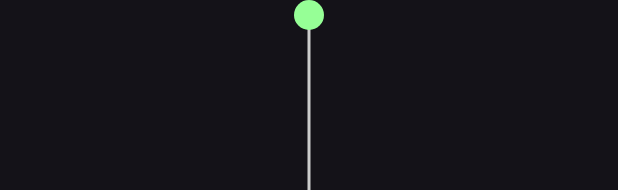
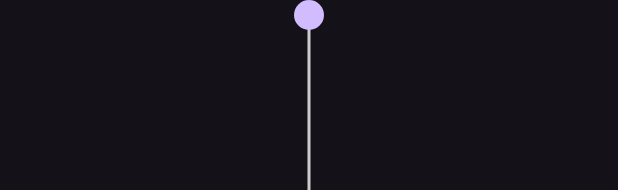
Before and after one commit to jasta/ev3-remote-control, an Android app: the layout ev3_proximity_sensor.xml on its own in the app's theme, with its tools: preview values and no code run, on a phone screen of 412 x 824 dp. Shown: the top 190 px of the screen. Run offline under Robolectric (Android 15) with nearby library versions, the phone set to English and light mode, and no system bars.

Commit message:
Respond to theming

```diff
--- a/client/android/app/src/main/java/org/devtcg/robotrc/robotview/view/VerticalSlider.kt
+++ b/client/android/app/src/main/java/org/devtcg/robotrc/robotview/view/VerticalSlider.kt
@@ -7,6 +7,8 @@ import android.graphics.Paint
 import android.util.AttributeSet
 import android.view.MotionEvent
 import android.view.View
+import com.google.android.material.color.MaterialColors
+import org.devtcg.robotrc.R
 import kotlin.math.max
 import kotlin.math.min
 
@@ -23,7 +25,7 @@ class VerticalSlider @JvmOverloads constructor(
   }
 
   private val thumbPaint = Paint().apply {
-    color = 0xff96ff96.toInt()
+    color = MaterialColors.getColor(this@VerticalSlider, R.attr.colorPrimaryDark)
     flags = Paint.ANTI_ALIAS_FLAG
   }
 
--- a/client/android/app/src/main/res/values/styles.xml
+++ b/client/android/app/src/main/res/values/styles.xml
@@ -2,10 +2,6 @@
 
     <!-- Base application theme. -->
     <style name="AppTheme" parent="Theme.Material3.Dark.NoActionBar">
-        <!-- Customize your theme here. -->
-        <item name="colorPrimary">@color/colorPrimary</item>
-        <item name="colorPrimaryDark">@color/colorPrimaryDark</item>
-        <item name="colorAccent">@color/colorAccent</item>
     </style>
 
     <style name="FullscreenTheme" parent="AppTheme">
```
